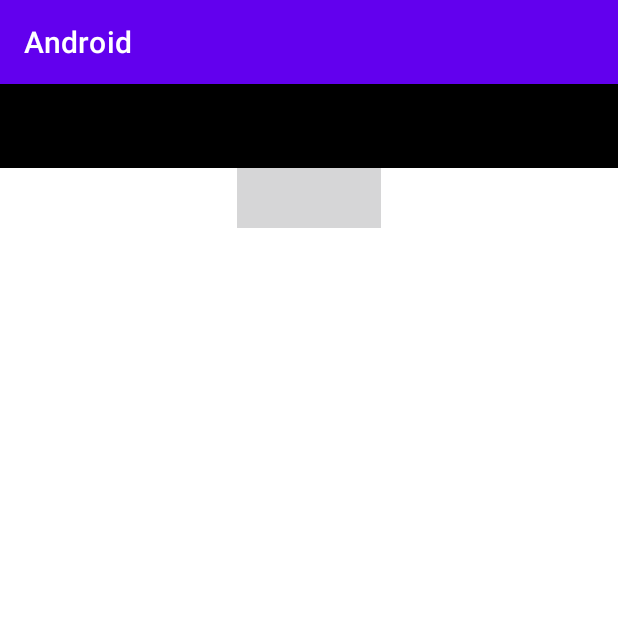
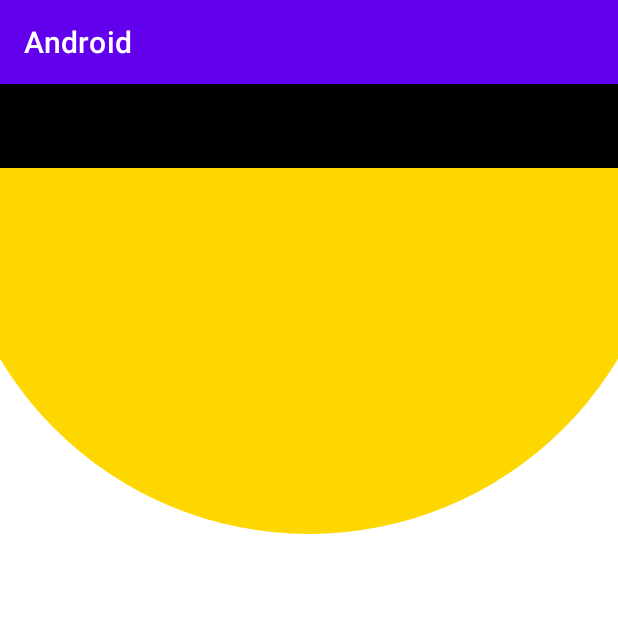
Before and after one commit to joaoramos00/breweryApi, an Android app: the Details screen opened through its navigation route, on a phone screen of 412 x 824 dp, the top half of it. Run offline under Robolectric (Android 15) with nearby library versions, the phone set to English and light mode, and no system bars.

```diff
--- a/app/src/main/res/drawable/arc_shape.xml
+++ b/app/src/main/res/drawable/arc_shape.xml
@@ -11,7 +11,7 @@
                 android:height="300dp"/>
             <corners
                 android:bottomLeftRadius="300dp"
-                android:bottomRightRadius="300dp"
+                android:bottomRightRadius="300dp"/>
 
         </shape>
     </item>
```
Also changed, not shown: 1 other file.
